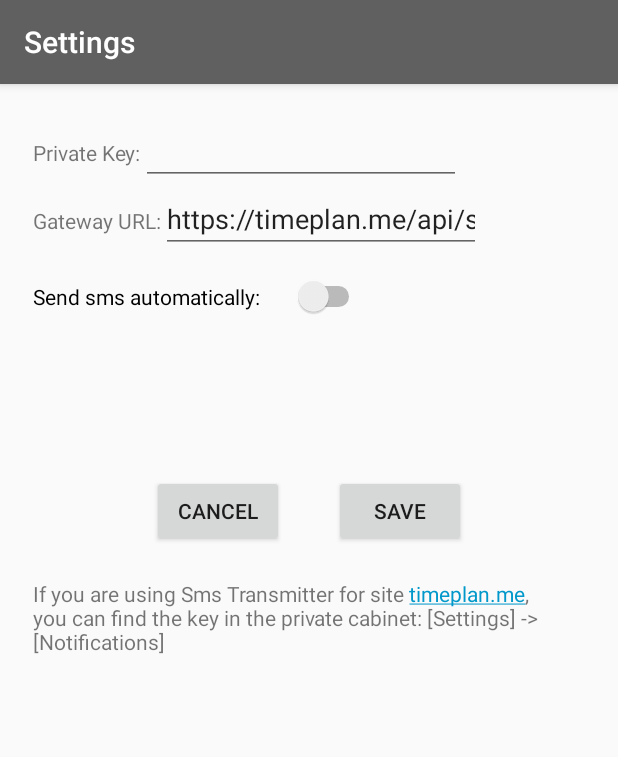
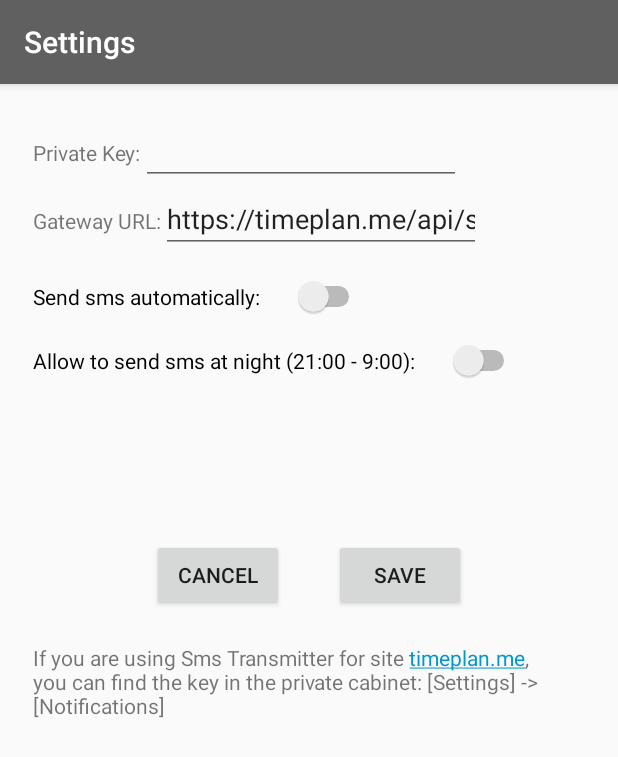
Before and after one commit to pavelakafoks/SmsTransmitter, an Android app: the SettingsActivity screen opened directly, with no data from a screen before it, after a tap on "SAVE", on a phone screen of 412 x 824 dp. Shown: the top 757 px of the screen. Run offline under Robolectric (Android 15) with nearby library versions, the phone set to English and light mode, and no system bars; 1 statement that could not run was skipped.

Commit message:
Added an option "Send SMS messages any time"

```diff
--- a/app/src/main/java/info/ininfo/smstransmitter/activity/SettingsActivity.java
+++ b/app/src/main/java/info/ininfo/smstransmitter/activity/SettingsActivity.java
@@ -69,6 +69,9 @@ public class SettingsActivity extends AppCompatActivity {
         Switch switchSendAutomatically = (Switch) findViewById(R.id.switchSendAutomatically);
         switchSendAutomatically.setChecked(_settings.GetSwitchSendAutomatically());
 
+        Switch switchSendAnyTime = (Switch) findViewById(R.id.switchSendAnyTime);
+        switchSendAnyTime.setChecked(_settings.GetSendAnyTime());
+
         Spinner frequency = (Spinner) findViewById(R.id.frequency);
         int frequencyValue = _settings.GetFrequency();
         if (frequencyValue == 15) {
@@ -107,9 +110,11 @@ public class SettingsActivity extends AppCompatActivity {
             _settings.SetUrlGateway(urlGatewayText);
         }
 
-
         Switch switchSendAutomatically = (Switch) findViewById(R.id.switchSendAutomatically);
         _settings.SetSwitchSendAutomatically(switchSendAutomatically.isChecked());
+
+        Switch switchSendAnyTime = (Switch) findViewById(R.id.switchSendAnyTime);
+        _settings.SetSendAnyTime(switchSendAnyTime.isChecked());
 
         Spinner frequency = (Spinner) findViewById(R.id.frequency);
         int frequencyMinutes;
--- a/app/src/main/java/info/ininfo/smstransmitter/engine/SmsWorker.java
+++ b/app/src/main/java/info/ininfo/smstransmitter/engine/SmsWorker.java
@@ -63,7 +63,7 @@ public class SmsWorker {
             String response = "";
 
             int currentHour = Calendar.getInstance().get(Calendar.HOUR_OF_DAY);
-            boolean isSilentTime = currentHour > 20 || currentHour < 9;
+            boolean isSilentTime = (currentHour > 20 || currentHour < 9) || settings.GetSendAnyTime();
 
             long timeFromLastRequest = System.currentTimeMillis() - settings.getLastRequestTime();
             long disallowedInterval = settings.GetFrequency() * 60_000 / 3;
--- a/app/src/main/java/info/ininfo/smstransmitter/models/Settings.java
+++ b/app/src/main/java/info/ininfo/smstransmitter/models/Settings.java
@@ -69,6 +69,17 @@ public class Settings {
     }
 
     /**
+     * Periodical scheduled workers interval in minute
+     */
+    public boolean GetSendAnyTime() {
+        return _preferences.getBoolean("sendAnyTime", false);
+    }
+
+    public void SetSendAnyTime(boolean value) {
+        _preferences.edit().putBoolean("sendAnyTime", value).apply();
+    }
+
+    /**
      * Save last request time
      * */
     public void setLastRequestTime(long ms) {
--- a/app/src/main/res/layout/activity_settings.xml
+++ b/app/src/main/res/layout/activity_settings.xml
@@ -64,6 +64,13 @@
         android:switchPadding="10pt"
         android:id="@+id/switchSendAutomatically" />
 
+    <Switch
+        android:text="@string/settings_send_any_time_label"
+        android:layout_width="wrap_content"
+        android:layout_height="wrap_content"
+        android:layout_marginTop="15dp"
+        android:switchPadding="10pt"
+        android:id="@+id/switchSendAnyTime" />
 
     <TextView
         android:text="@string/settings_frequency_label"
--- a/app/src/main/res/values/strings.xml
+++ b/app/src/main/res/values/strings.xml
@@ -45,6 +45,7 @@
     <string name="settings_error_empty_gateway">Need to set Gateway Url in Settings.</string>
     <string name="settings_url_gateway_label">Gateway URL: </string>
     <string name="settings_url_gateway_default">https://timeplan.me/api/smstransmitter/v1</string>
+    <string name="settings_send_any_time_label">Allow to send sms at night (21:00 - 9:00): </string>
 
     <string name="demo_settings_key">ABCDEFG</string>
 
```
Also changed, not shown: 12 other files.
